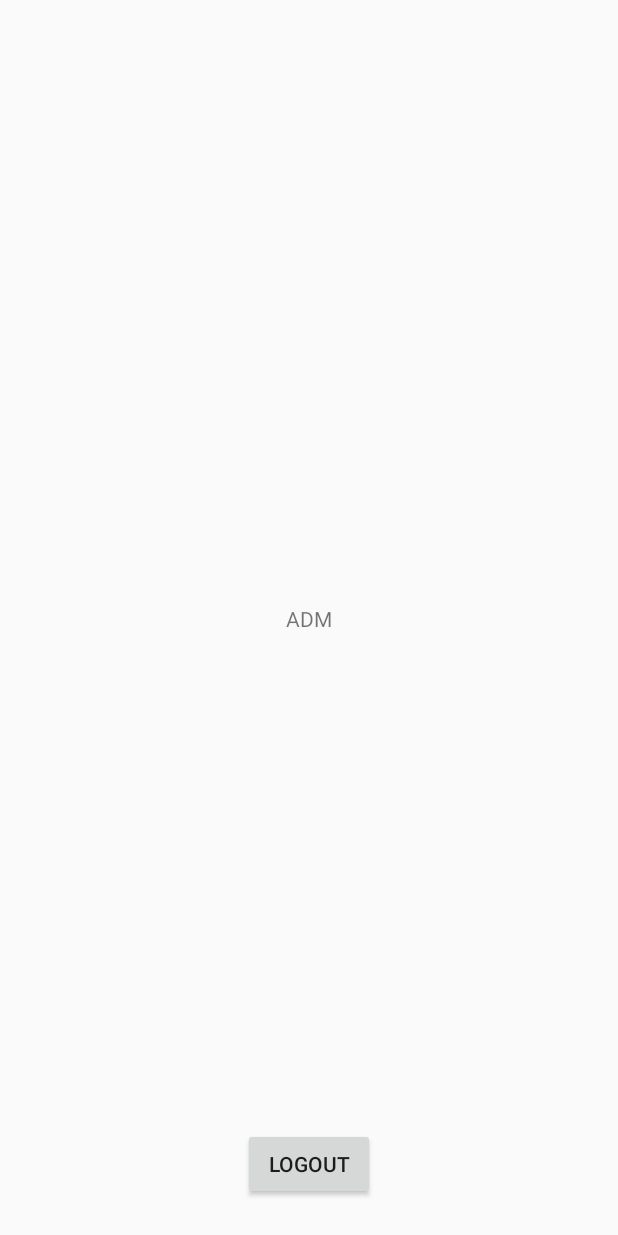
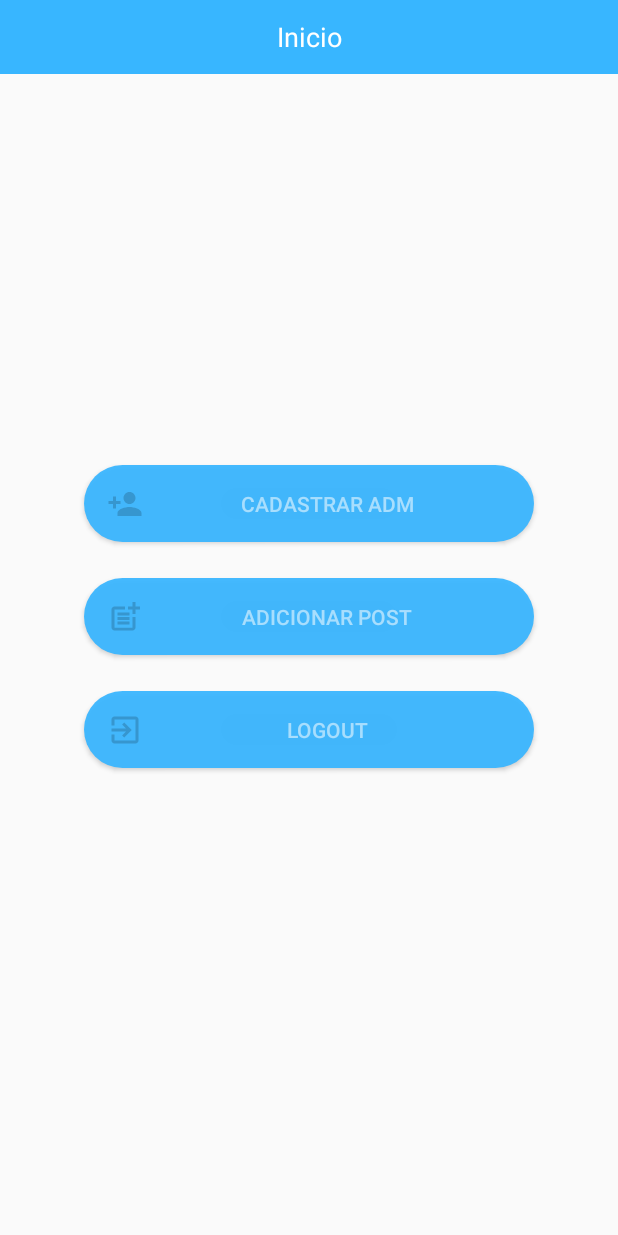
Before and after one commit to cobuci/orgwork, an Android app: the AdministratorActivity screen opened directly, with no data from a screen before it, on a phone screen of 412 x 824 dp. Run offline under Robolectric (Android 15) with nearby library versions, the phone set to English and light mode, and no system bars; our stand-ins replace Firebase (no records; nobody signed in at launch, a user with empty details on screens opened directly).

Commit message:
Tradução para Português

```diff
--- a/app/src/main/AndroidManifest.xml
+++ b/app/src/main/AndroidManifest.xml
@@ -14,7 +14,8 @@
         android:supportsRtl="true"
         android:theme="@style/AppTheme"
         android:windowSoftInputMode="stateVisible|adjustResize">
-        <activity android:name="Activity.AdministratorActivity"></activity>
+        <activity android:name=".Activity" />
+        <activity android:name="Activity.AdministratorActivity" />
         <activity android:name="Activity.SplashActivity">
             <intent-filter>
                 <action android:name="android.intent.action.MAIN" />
--- a/app/src/main/java/Activity/AdministratorActivity.java
+++ b/app/src/main/java/Activity/AdministratorActivity.java
@@ -39,4 +39,5 @@ public class AdministratorActivity extends AppCompatActivity {
         overridePendingTransition(android.R.anim.fade_in,android.R.anim.fade_out);
         finish();
     }
+
 }
--- /dev/null
+++ b/app/src/main/res/drawable/ic_person_add.xml
@@ -0,0 +1,5 @@
+<vector android:alpha="0.3" android:height="24dp"
+    android:tint="?attr/colorControlNormal" android:viewportHeight="24"
+    android:viewportWidth="24" android:width="24dp" xmlns:android="http://schemas.android.com/apk/res/android">
+    <path android:fillColor="@android:color/white" android:pathData="M15,12c2.21,0 4,-1.79 4,-4s-1.79,-4 -4,-4 -4,1.79 -4,4 1.79,4 4,4zM6,10L6,7L4,7v3L1,10v2h3v3h2v-3h3v-2L6,10zM15,14c-2.67,0 -8,1.34 -8,4v2h16v-2c0,-2.66 -5.33,-4 -8,-4z"/>
+</vector>
--- /dev/null
+++ b/app/src/main/res/drawable/ic_post_add.xml
@@ -0,0 +1,9 @@
+<vector android:alpha="0.3" android:height="24dp"
+    android:tint="?attr/colorControlNormal" android:viewportHeight="24"
+    android:viewportWidth="24" android:width="24dp" xmlns:android="http://schemas.android.com/apk/res/android">
+    <path android:fillColor="@android:color/white" android:pathData="M17,19.22H5V7h7V5H5C3.9,5 3,5.9 3,7v12c0,1.1 0.9,2 2,2h12c1.1,0 2,-0.9 2,-2v-7h-2V19.22z"/>
+    <path android:fillColor="@android:color/white" android:pathData="M19,2h-2v3h-3c0.01,0.01 0,2 0,2h3v2.99c0.01,0.01 2,0 2,0V7h3V5h-3V2z"/>
+    <path android:fillColor="@android:color/white" android:pathData="M7,9h8v2h-8z"/>
+    <path android:fillColor="@android:color/white" android:pathData="M7,12l0,2l8,0l0,-2l-3,0z"/>
+    <path android:fillColor="@android:color/white" android:pathData="M7,15h8v2h-8z"/>
+</vector>
--- a/app/src/main/res/layout/activity_administrator.xml
+++ b/app/src/main/res/layout/activity_administrator.xml
@@ -6,24 +6,67 @@
     android:layout_height="match_parent"
     tools:context="Activity.AdministratorActivity">
 
-    <TextView
-        android:id="@+id/textView6"
-        android:layout_width="wrap_content"
-        android:layout_height="wrap_content"
-        android:text="ADM"
+    <LinearLayout
+        android:id="@+id/linearLayout2"
+        android:layout_width="match_parent"
+        android:layout_height="49dp"
+        android:background="@color/colorPrimary"
+        tools:ignore="MissingConstraints">
+
+
+        <TextView
+            android:id="@+id/txt_nome_adm"
+            android:layout_width="fill_parent"
+            android:layout_height="match_parent"
+            android:gravity="center"
+            android:text="@string/Text_Titulo_Activity_Home"
+            android:textColor="#FFFFFF"
+            android:textSize="18sp"
+            android:typeface="normal" />
+
+    </LinearLayout>
+
+    <Button
+        android:id="@+id/button2"
+        android:layout_width="300dp"
+        android:layout_height="51dp"
+        android:layout_marginTop="24dp"
+        android:background="@drawable/button_login"
+        android:drawableStart="@drawable/ic_exit"
+        android:onClick="deslogarAdm"
+        android:padding="15dp"
+        android:text="Logout"
+        android:textColor="#8BFFFFFF"
+        app:layout_constraintEnd_toEndOf="parent"
+        app:layout_constraintStart_toStartOf="parent"
+        app:layout_constraintTop_toBottomOf="@+id/button4" />
+
+    <Button
+        android:id="@+id/button4"
+        android:layout_width="300dp"
+        android:layout_height="51dp"
+        android:layout_marginTop="24dp"
+        android:background="@drawable/button_login"
+        android:drawableStart="@drawable/ic_post_add"
+        android:padding="15dp"
+        android:text="Adicionar Post"
+        android:textColor="#8BFFFFFF"
+        app:layout_constraintEnd_toEndOf="parent"
+        app:layout_constraintStart_toStartOf="parent"
+        app:layout_constraintTop_toBottomOf="@+id/button3" />
+
+    <Button
+        android:id="@+id/button3"
+        android:layout_width="300dp"
+        android:layout_height="51dp"
+        android:background="@drawable/button_login"
+        android:drawableStart="@drawable/ic_person_add"
+        android:padding="15dp"
+        android:text="Cadastrar ADM"
+        android:textColor="#8BFFFFFF"
         app:layout_constraintBottom_toBottomOf="parent"
         app:layout_constraintEnd_toEndOf="parent"
         app:layout_constraintStart_toStartOf="parent"
-        app:layout_constraintTop_toTopOf="parent" />
-
-    <Button
-        android:id="@+id/button2"
-        android:layout_width="wrap_content"
-        android:layout_height="wrap_content"
-        android:layout_marginBottom="24dp"
-        android:onClick="deslogarAdm"
-        android:text="Logout"
-        app:layout_constraintBottom_toBottomOf="parent"
-        app:layout_constraintEnd_toEndOf="parent"
-        app:layout_constraintStart_toStartOf="parent" />
+        app:layout_constraintTop_toBottomOf="@+id/linearLayout2"
+        app:layout_constraintVertical_bias="0.36" />
 </androidx.constraintlayout.widget.ConstraintLayout>
```
Also changed, not shown: app/src/main/java/Activity/Fragment/HomeFragment.java (+61 -0 lines), app/src/main/java/Adapter/BlogAdapter.java (added, +117 -0 lines), app/src/main/java/Class/Blog.java (added, +43 -0 lines), app/src/main/java/Class/ProgressButton.java (+5 -5 lines), app/src/main/res/layout/fragment_home.xml (+16 -0 lines), app/src/main/res/layout/list_blog.xml (added, +48 -0 lines), app/src/main/res/values/strings.xml (+13 -13 lines).
